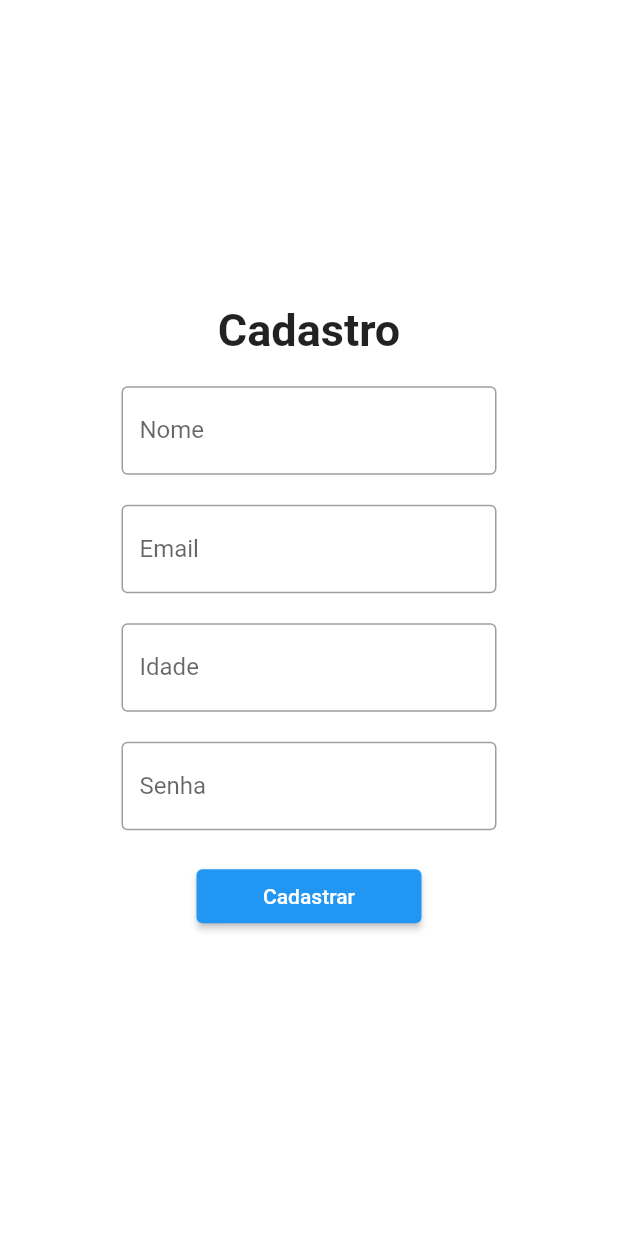
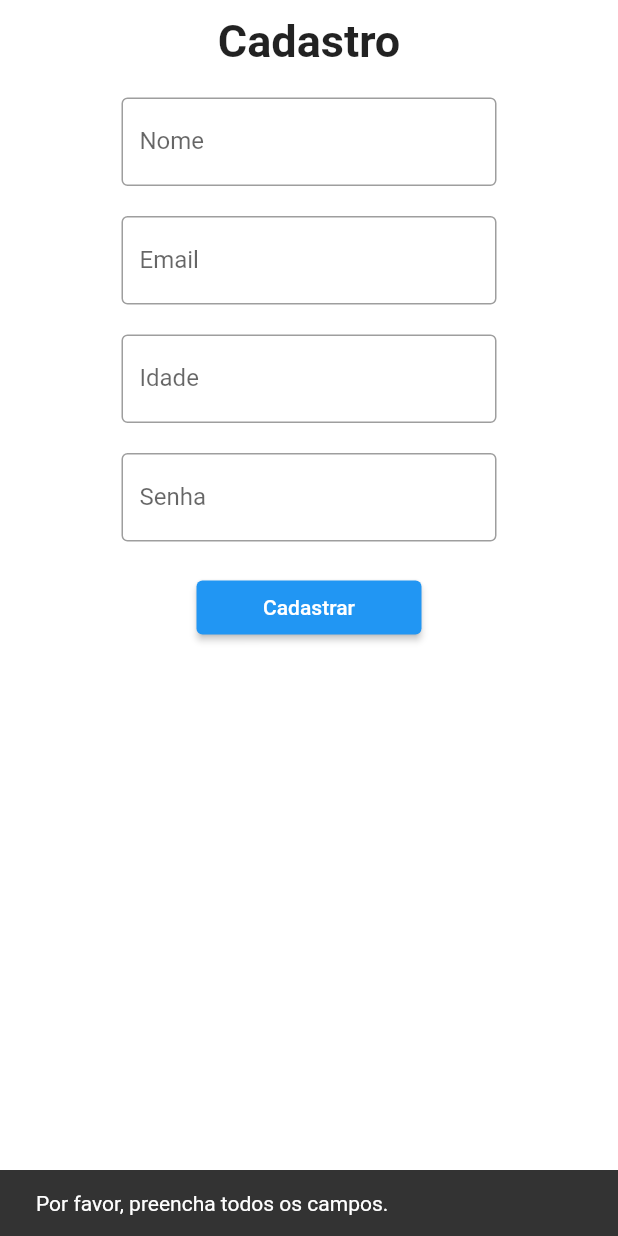
Before and after one commit to v195360/truco_nato, a Flutter app: the Cadastro screen opened directly, after a tap on "Cadastrar", on a phone screen of 412 x 824 dp. Run offline on Flutter 3.47's test engine with Material 2 defaults, Android fonts, the light colour scheme and no system bars; our stand-ins replace firebase_auth, firebase_core; accounts and stored records are empty.

Commit message:
Autenticação de login e cadastro com firebase

```diff
--- a/lib/cadastro.dart
+++ b/lib/cadastro.dart
@@ -1,11 +1,70 @@
 import 'package:flutter/material.dart';
+import 'package:firebase_auth/firebase_auth.dart';
 
-class Cadastro extends StatelessWidget {
+class Cadastro extends StatefulWidget {
+  const Cadastro({Key? key}) : super(key: key);
+
+  @override
+  _CadastroState createState() => _CadastroState();
+}
+
+
+class _CadastroState extends State<Cadastro> {
+
+
+
+
+
+
+  final FirebaseAuth _auth = FirebaseAuth.instance;
+  final TextEditingController _nameController = TextEditingController();
+  final TextEditingController _emailController = TextEditingController();
+  final TextEditingController _ageController = TextEditingController();
+  final TextEditingController _passwordController = TextEditingController();
+
+  Future<void> cadastrarUsuario(String nome, String email, String idade, String senha) async {
+  try {
+    // Verifique se todos os campos estão preenchidos
+    if (nome.isEmpty || email.isEmpty || idade.isEmpty || senha.isEmpty) {
+      // Exiba uma mensagem de erro ao usuário, por exemplo, usando um Snackbar.
+      ScaffoldMessenger.of(context).showSnackBar(
+        SnackBar(content: Text('Por favor, preencha todos os campos.')),
+      );
+      return;
+    }
+
+    // Use o Firebase Authentication para criar um novo usuário
+    final UserCredential userCredential = await FirebaseAuth.instance
+        .createUserWithEmailAndPassword(email: email, password: senha);
+
+    // Obtenha o UID do usuário recém-cadastrado
+    final String uid = userCredential.user!.uid;
+
+    // Agora, você pode adicionar os outros detalhes do usuário ao banco de dados Firestore, se necessário.
+
+    // Exiba uma mensagem de sucesso ao usuário
+    ScaffoldMessenger.of(context).showSnackBar(
+      SnackBar(content: Text('Usuário cadastrado com sucesso!')),
+    );
+
+    // Você pode redirecionar o usuário para a próxima tela ou executar outras ações necessárias.
+
+  } catch (e) {
+    // Em caso de erro, trate-o adequadamente e exiba uma mensagem de erro ao usuário.
+    ScaffoldMessenger.of(context).showSnackBar(
+      SnackBar(content: Text('Erro ao cadastrar usuário: $e')),
+    );
+  }
+}
+
+
+
   @override
   Widget build(BuildContext context) {
     return Scaffold(
       backgroundColor: Colors.white,
-      body: Padding(
+      body: SingleChildScrollView(
+        child: Padding(
           padding: EdgeInsets.all(10),
           child: Center(
             child: Column(
@@ -25,8 +84,10 @@ class Cadastro extends StatelessWidget {
                       ),
                       SizedBox(height: 20), // Espaçamento maior aqui
                       SizedBox(
+
                         width: 250,
                         child: TextFormField(
+                          controller: _nameController,
                           decoration: InputDecoration(
                             labelText: 'Nome',
                             border: OutlineInputBorder(),
@@ -40,6 +101,7 @@ class Cadastro extends StatelessWidget {
                       SizedBox(
                         width: 250,
                         child: TextFormField(
+                          controller: _emailController,
                           decoration: InputDecoration(
                             labelText: 'Email',
                             border: OutlineInputBorder(),
@@ -53,6 +115,7 @@ class Cadastro extends StatelessWidget {
                       SizedBox(
                         width: 250,
                         child: TextFormField(
+                          controller: _ageController,
                           decoration: InputDecoration(
                             labelText: 'Idade',
                             border: OutlineInputBorder(),
@@ -66,6 +129,7 @@ class Cadastro extends StatelessWidget {
                       SizedBox(
                         width: 250,
                         child: TextFormField(
+                          controller: _passwordController,
                           obscureText: true,
                           decoration: InputDecoration(
                             labelText: 'Senha',
@@ -82,7 +146,7 @@ class Cadastro extends StatelessWidget {
                           width: 150,
                           child: ElevatedButton(
                             onPressed: () {
-                            // Coloque aqui a lógica para processar o cadastro
+                              cadastrarUsuario(_nameController.text, _emailController.text, _ageController.text, _passwordController.text);
                             },
                             child: Text('Cadastrar'),
                           ),
@@ -95,6 +159,7 @@ class Cadastro extends StatelessWidget {
             ),
           ),
         ),
+      ),
     );
   }
 }
--- a/pubspec.yaml
+++ b/pubspec.yaml
@@ -32,9 +32,12 @@ dependencies:
     sdk: flutter
 
 
+
   # The following adds the Cupertino Icons font to your application.
   # Use with the CupertinoIcons class for iOS style icons.
   cupertino_icons: ^1.0.2
+  firebase_auth: ^4.12.0
+  firebase_core: ^2.20.0
 
 dev_dependencies:
   flutter_test:
```
Also changed, not shown: lib/login.dart (+38 -1 lines), lib/main.dart (+15 -7 lines), lib/firebase_options.dart (added), pubspec.lock, 9 other files. Lines whose indentation alone changed are shown as unchanged.
